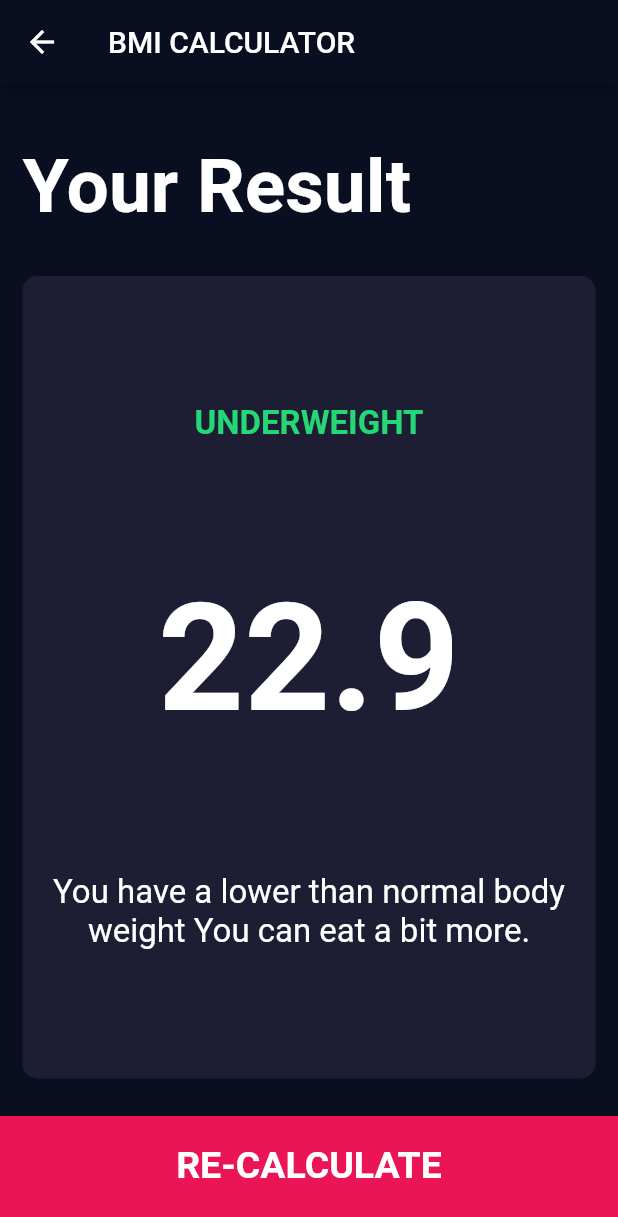
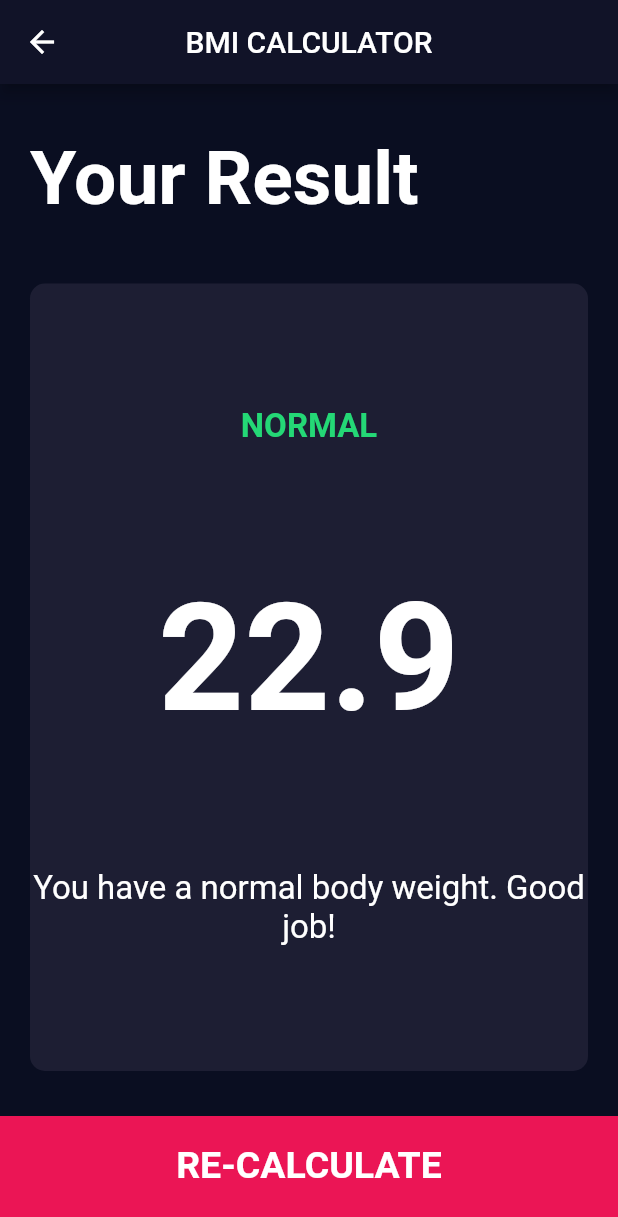
Before and after one commit to whoamins/BMI_calculator, a Flutter app: the screen it shows after launch, after a tap on "CALCULATE", on a phone screen of 412 x 824 dp. Shown: the top 1217 px of the screen. Run offline on Flutter 3.47's test engine with Material 2 defaults, Android fonts, the phone set to English and light mode, and no system bars; our stand-ins replace font_awesome_flutter.

Commit message:
fix calculator func and add random interpetation

```diff
--- a/lib/calculate_bmi.dart
+++ b/lib/calculate_bmi.dart
@@ -1,26 +1,29 @@
+import 'package:bmi_calculator/utils/interpretation.dart';
 import 'package:flutter/material.dart';
 import 'dart:math';
 
 class Calculate {
 
-  Calculate({@required this.height, @required this.weight});
+  Calculate({@required this.height, @required this.weight}) {
+    _bmi = weight / pow(height / 100, 2);
+  }
 
   final int height;
   final int weight;
 
-  double _bmi = 0; // _ = Private
+  final _random = new Random();
+
+  double _bmi; // _ = Private
 
   String calculateBMI() {
-    double _bmi = weight / pow(height / 100, 2);
-
     return _bmi.toStringAsFixed(1);
   }
 
   String getResult() {
-    if (_bmi >= 25) {
+    if (_bmi > 25) {
       return 'Overweight';
     }
-    else if (_bmi >= 18.5) {
+    else if (_bmi > 18.5) {
       return 'Normal';
     }
     else {
@@ -30,14 +33,17 @@ class Calculate {
 
   String getInterpretation() {
 
-    if (_bmi >= 25) {
-      return 'You have a higher than normal body weight. Try to exercise more.';
+    if (_bmi > 25) {
+      return highBMI[_random.nextInt(highBMI.length)];
     }
-    else if (_bmi >= 18.5) {
-      return 'You have a normal body weight. Good job!';
+    else if (_bmi > 18.5) {
+      return normalBMI[_random.nextInt(normalBMI.length)];
+    }
+    else if (_bmi >= 16) {
+      return lowBMI[_random.nextInt(lowBMI.length)];
     }
     else {
-      return 'You have a lower than normal body weight You can eat a bit more.';
+      return 'You are hopeless, run to gain weight!';
     }
 
   }
--- a/lib/screens/input_page.dart
+++ b/lib/screens/input_page.dart
@@ -31,6 +31,11 @@ class _InputPageState extends State<InputPage> {
   @override
   Widget build(BuildContext context) {
     return Scaffold(
+        appBar: AppBar(
+          title: Text('BMI CALCULATOR'),
+          backgroundColor: kAppBarBackgroundColor,
+          centerTitle: true,
+        ),
         body: Column(
           crossAxisAlignment: CrossAxisAlignment.stretch,
           children: <Widget>[
@@ -206,9 +211,8 @@ class _InputPageState extends State<InputPage> {
                 )),
             BottomButton(
               buttonTitle: 'CALCULATE',
+
               onTap: () {
-
-
                 Calculate calc = Calculate(
                     height: height,
                     weight: weight
--- a/lib/screens/result_page.dart
+++ b/lib/screens/result_page.dart
@@ -18,6 +18,8 @@ class ResultsPage extends StatelessWidget {
     return Scaffold(
       appBar: AppBar(
         title: Text('BMI CALCULATOR'),
+        backgroundColor: kAppBarBackgroundColor,
+        centerTitle: true,
       ),
       body: Column(
         mainAxisAlignment: MainAxisAlignment.spaceEvenly,
@@ -25,13 +27,15 @@ class ResultsPage extends StatelessWidget {
         children: <Widget>[
           Expanded(
             child: Container(
-              padding: EdgeInsets.all(15.0),
+              padding: EdgeInsets.all(20.0),
               alignment: Alignment.bottomLeft,
               child: Text('Your Result', style: kTitleTextStyle),
             ),
           ),
           Expanded(
             flex: 5,
+            child: Padding(
+              padding: EdgeInsets.all(5.0),
               child: MainCard(
                 color: kActiveCardColor,
                 cardChild: Column(
@@ -40,7 +44,7 @@ class ResultsPage extends StatelessWidget {
                   children: <Widget>[
                     Text(
                       resultText.toUpperCase(),
-                      style: kResultTextStyle
+                      style: kResultTextStyle,
                     ),
                     Text(
                       bmiResult,
@@ -55,6 +59,7 @@ class ResultsPage extends StatelessWidget {
                 ),
               ),
             ),
+          ),
           BottomButton(
             buttonTitle: 'RE-CALCULATE',
             onTap: () {
--- a/lib/utils/constants.dart
+++ b/lib/utils/constants.dart
@@ -1,10 +1,12 @@
 import 'package:flutter/cupertino.dart';
 import 'package:flutter/material.dart';
-
 
 // Common interface constants
 const kBottomContainerColor = Color(0xFFEB1555);
 const kCardNumberStyle = TextStyle(fontSize: 50.0, fontWeight: FontWeight.w900);
+
+// AppBar constants
+const kAppBarBackgroundColor = Color(0xFF111328);
 
 // Small card constants
 const kCardSubtitleStyle = TextStyle(fontSize: 18.0, color: Color(0xFF8D8E98));
--- /dev/null
+++ b/lib/utils/interpretation.dart
@@ -0,0 +1,21 @@
+var highBMI = [
+  'You have a higher than normal body weight. Try to exercise more.',
+  'You have too high weight, try eating less and exercise',
+  'You have too high weight, try doing yoga',
+  'You have too high weight, try running in the mornings',
+  'You have too high weight, try to sign up for a gym',
+];
+
+var normalBMI = [
+  'You have a normal body weight. Good job!',
+  'You have a normal body weight. You are amazing!',
+  'You have a really good body weight. Perfectly!',
+  'You have a normal body weight. you don\'t have to worry',
+];
+
+var lowBMI = [
+  'You have a lower than normal body weight. You can eat a bit more.',
+  'You have a lower than normal body weight. Eat more!'
+  'You have a lower than normal body weight. Try to gain weight!',
+  'You have a lower than normal body weight. Try to eat more fatty food'
+];
--- a/pubspec.yaml
+++ b/pubspec.yaml
@@ -24,6 +24,7 @@ dependencies:
   flutter:
     sdk: flutter
   font_awesome_flutter: ^9.0.0
+  flutter_slidable: ^0.6.0
 
 
   # The following adds the Cupertino Icons font to your application.
```
Also changed, not shown: lib/main.dart (+5 -4 lines), lib/screens/settings.dart (deleted, +0 -8 lines), lib/widgets/bottom_button.dart (+3 -7 lines), pubspec.lock. Lines whose indentation alone changed are shown as unchanged.
